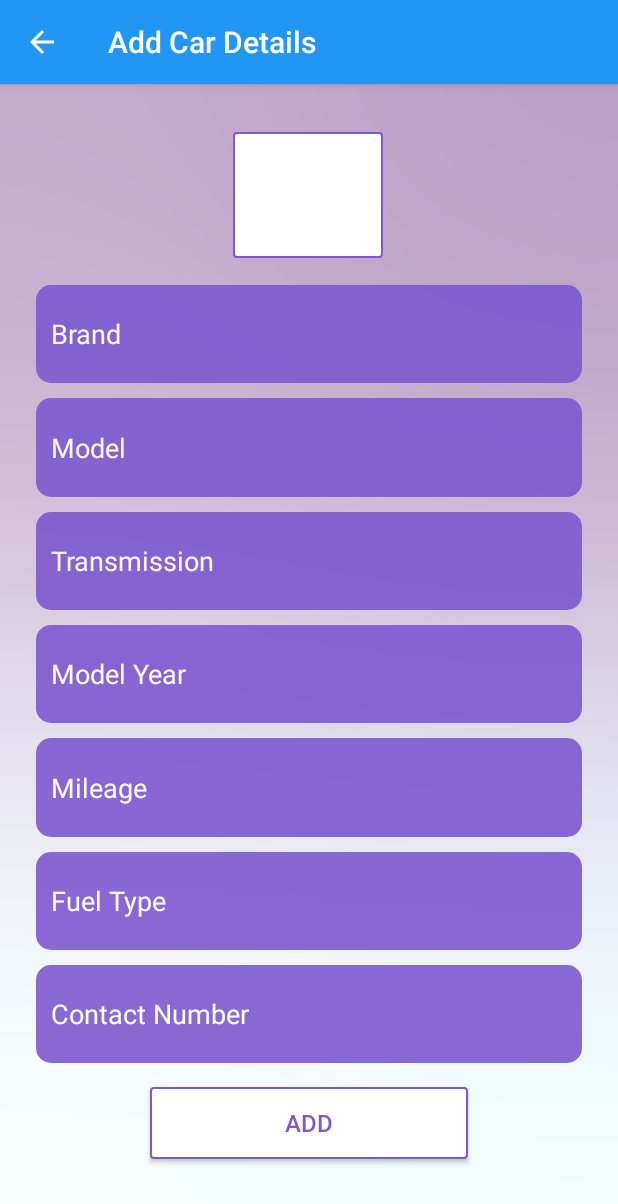
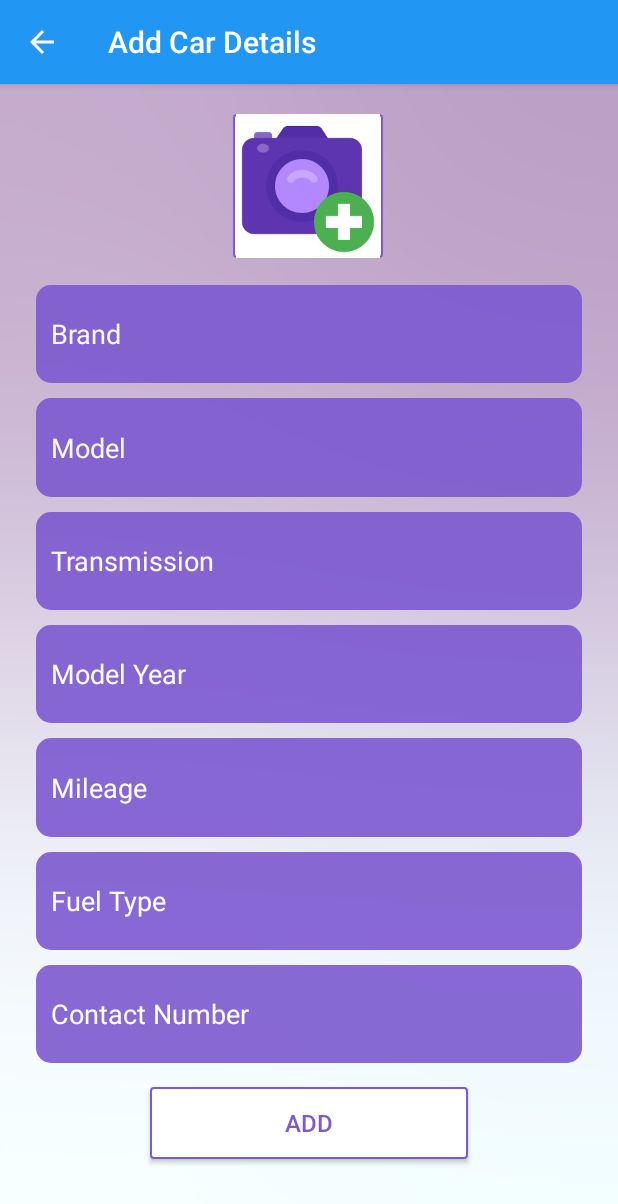
Before and after one commit to TharkanaVish/Car-Mart, an Android app: the AddNewCar screen opened directly, with no data from a screen before it, on a phone screen of 412 x 824 dp. Shown: the top 1204 px of the screen. Run offline under Robolectric (Android 15) with nearby library versions, the phone set to English and light mode, and no system bars; libraries missing offline, so code that uses them is left out: com.theartofdev.edmodo; Roboto replaces fonts that are not available here.

Commit message:
interfaces modified

```diff
--- a/app/src/main/res/layout/activity_add_new_car.xml
+++ b/app/src/main/res/layout/activity_add_new_car.xml
@@ -14,10 +14,11 @@
         android:layout_width="100dp"
         android:layout_height="0dp"
         android:layout_marginStart="32dp"
-        android:layout_marginTop="32dp"
+        android:layout_marginTop="20dp"
         android:layout_marginEnd="32dp"
         android:layout_marginBottom="8dp"
-        android:src="@drawable/border"
+        android:background="@drawable/border"
+        android:src="@drawable/addimage2"
         app:layout_constraintBottom_toTopOf="@+id/guideline"
         app:layout_constraintEnd_toEndOf="parent"
         app:layout_constraintHorizontal_bias="0.497"
@@ -40,6 +41,7 @@
         android:textColor="@color/white"
         android:textColorHint="@color/white"
         android:textSize="18sp"
+        android:inputType="textPersonName"
         app:layout_constraintBottom_toTopOf="@+id/Model"
         app:layout_constraintEnd_toEndOf="parent"
         app:layout_constraintHorizontal_bias="1.0"
@@ -123,7 +125,7 @@
         android:alpha="0.9"
         android:background="@drawable/opaciy"
         android:hint="@string/s_mileage"
-
+        android:inputType="textPersonName"
         android:padding="10dp"
         android:textColor="@color/white"
         android:textColorHint="@color/white"
--- a/app/src/main/res/layout/activity_update_a_car.xml
+++ b/app/src/main/res/layout/activity_update_a_car.xml
@@ -17,7 +17,7 @@
         android:layout_marginTop="20dp"
         android:layout_marginBottom="8dp"
         android:background="@drawable/border"
-        android:src="@drawable/ic_action_name"
+        android:src="@drawable/addimage2"
         app:layout_constraintBottom_toTopOf="@+id/guideline"
         app:layout_constraintEnd_toEndOf="parent"
         app:layout_constraintHorizontal_bias="0.497"
```
Also changed, not shown: app/src/main/java/com/example/androidapplication/AddNewCar.java (+51 -22 lines), app/src/main/java/com/example/androidapplication/UpdateACar.java (+31 -12 lines), app/src/main/res/layout/row_c.xml (+7 -6 lines), app/src/main/res/drawable/addimage2.png (added).
